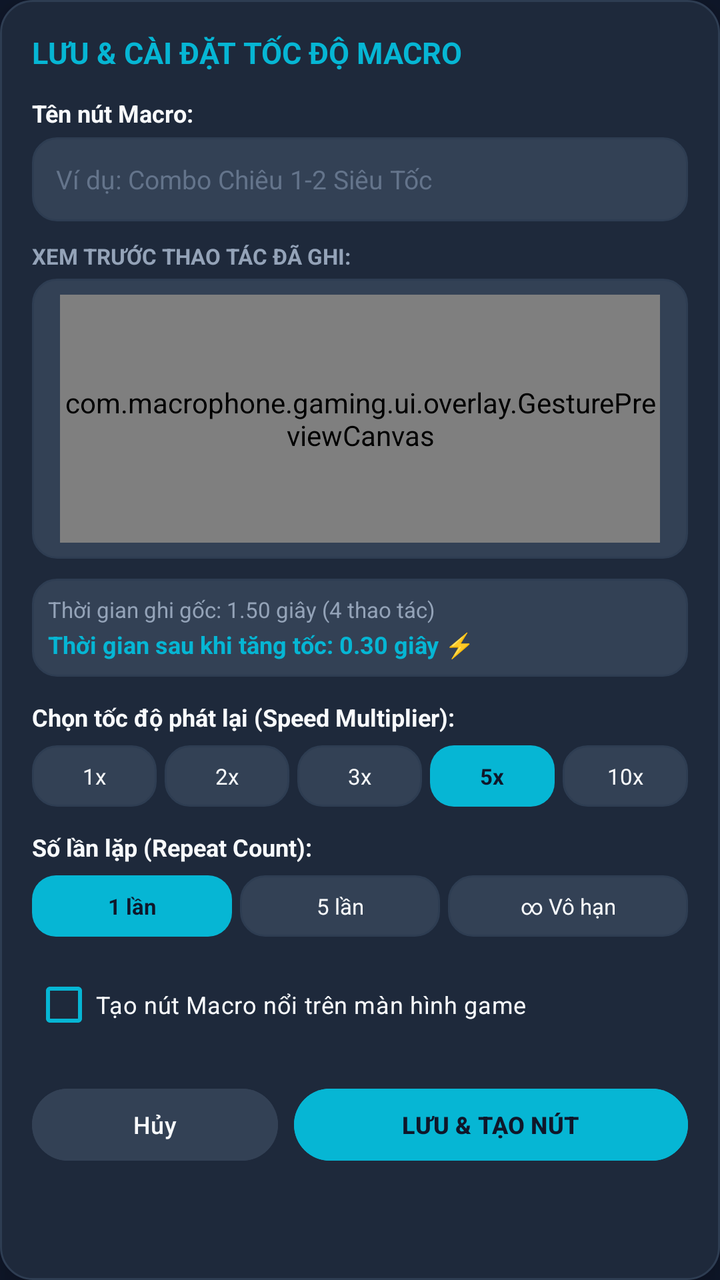
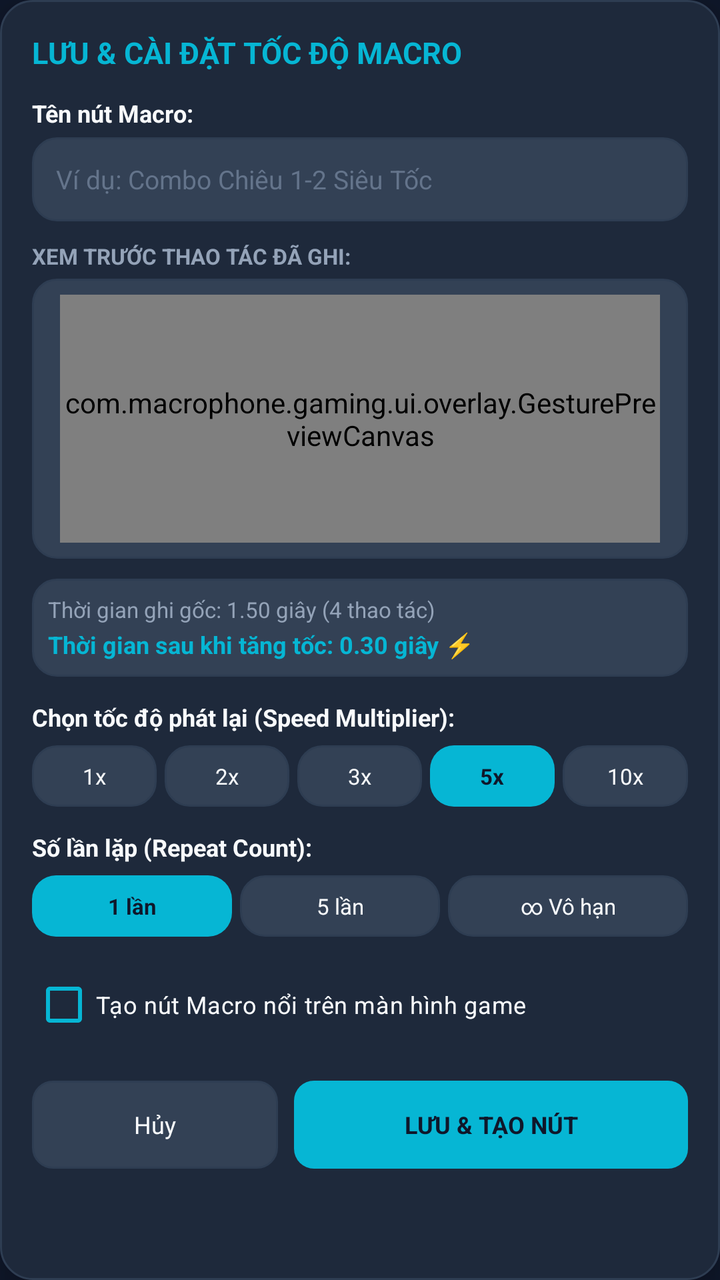

Two renders of the same Android screen: before a commit and after it. Below are the layout's source before the change and the commit's diff.
<!-- AndroidManifest.xml: application theme Theme.MacroGaming -->
<!-- res/layout/view_save_macro_dialog.xml -->
<?xml version="1.0" encoding="utf-8"?>
<LinearLayout xmlns:android="http://schemas.android.com/apk/res/android"
    xmlns:app="http://schemas.android.com/apk/res-auto"
    android:id="@+id/saveDialogRoot"
    android:layout_width="320dp"
    android:layout_height="wrap_content"
    android:background="@drawable/bg_dialog_card"
    android:orientation="vertical"
    android:elevation="18dp">

    
    <TextView
        android:layout_width="wrap_content"
        android:layout_height="wrap_content"
        android:text="LƯU &amp; CÀI ĐẶT TỐC ĐỘ MACRO"
        android:textColor="@color/cyan_neon"
        android:textSize="15sp"
        android:textStyle="bold"
        android:layout_marginBottom="12dp" />

    
    <TextView
        android:layout_width="wrap_content"
        android:layout_height="wrap_content"
        android:text="Tên nút Macro:"
        android:textColor="@color/text_primary"
        android:textSize="12sp"
        android:textStyle="bold" />

    <EditText
        android:id="@+id/etMacroName"
        android:layout_width="match_parent"
        android:layout_height="42dp"
        android:layout_marginTop="4dp"
        android:background="@drawable/bg_chip_unselected"
        android:hint="Ví dụ: Combo Chiêu 1-2 Siêu Tốc"
        android:textColorHint="@color/text_disabled"
        android:textColor="@color/text_primary"
        android:textSize="13sp"
        android:paddingStart="12dp"
        android:paddingEnd="12dp"
        android:inputType="text" />

    
    <TextView
        android:layout_width="wrap_content"
        android:layout_height="wrap_content"
        android:text="XEM TRƯỚC THAO TÁC ĐÃ GHI:"
        android:textColor="@color/text_secondary"
        android:textSize="11sp"
        android:textStyle="bold"
        android:layout_marginTop="10dp" />

    <FrameLayout
        android:layout_width="match_parent"
        android:layout_height="140dp"
        android:layout_marginTop="4dp"
        android:background="@drawable/bg_chip_unselected">

        <com.macrophone.gaming.ui.overlay.GesturePreviewCanvas
            android:id="@+id/gesturePreview"
            android:layout_width="match_parent"
            android:layout_height="match_parent" />

        <TextView
            android:id="@+id/tvPreviewEmpty"
            android:layout_width="wrap_content"
            android:layout_height="wrap_content"
            android:layout_gravity="center"
            android:text="(Không có thao tác nào)"
            android:textColor="@color/text_disabled"
            android:textSize="12sp"
            android:visibility="gone" />
    </FrameLayout>


    
    <LinearLayout
        android:layout_width="match_parent"
        android:layout_height="wrap_content"
        android:layout_marginTop="10dp"
        android:background="@drawable/bg_chip_unselected"
        android:orientation="vertical"
        android:padding="8dp">

        <TextView
            android:id="@+id/tvOriginalDuration"
            android:layout_width="wrap_content"
            android:layout_height="wrap_content"
            android:text="Thời gian ghi gốc: 1.50 giây (4 thao tác)"
            android:textColor="@color/text_secondary"
            android:textSize="11sp" />

        <TextView
            android:id="@+id/tvAcceleratedDuration"
            android:layout_width="wrap_content"
            android:layout_height="wrap_content"
            android:layout_marginTop="2dp"
            android:text="Thời gian sau khi tăng tốc: 0.30 giây ⚡"
            android:textColor="@color/cyan_neon"
            android:textSize="12sp"
            android:textStyle="bold" />
    </LinearLayout>

    
    <TextView
        android:layout_width="wrap_content"
        android:layout_height="wrap_content"
        android:text="Chọn tốc độ phát lại (Speed Multiplier):"
        android:textColor="@color/text_primary"
        android:textSize="12sp"
        android:textStyle="bold"
        android:layout_marginTop="12dp" />

    <LinearLayout
        android:layout_width="match_parent"
        android:layout_height="wrap_content"
        android:layout_marginTop="6dp"
        android:orientation="horizontal"
        android:gravity="center">

        <TextView
            android:id="@+id/chipSpeed1x"
            android:layout_width="0dp"
            android:layout_height="wrap_content"
            android:layout_weight="1"
            android:layout_marginEnd="4dp"
            android:gravity="center"
            android:background="@drawable/bg_chip_unselected"
            android:text="1x"
            android:textColor="@color/text_primary"
            android:textSize="11sp" />

        <TextView
            android:id="@+id/chipSpeed2x"
            android:layout_width="0dp"
            android:layout_height="wrap_content"
            android:layout_weight="1"
            android:layout_marginEnd="4dp"
            android:gravity="center"
            android:background="@drawable/bg_chip_unselected"
            android:text="2x"
            android:textColor="@color/text_primary"
            android:textSize="11sp" />

        <TextView
            android:id="@+id/chipSpeed3x"
            android:layout_width="0dp"
            android:layout_height="wrap_content"
            android:layout_weight="1"
            android:layout_marginEnd="4dp"
            android:gravity="center"
            android:background="@drawable/bg_chip_unselected"
            android:text="3x"
            android:textColor="@color/text_primary"
            android:textSize="11sp" />

        <TextView
            android:id="@+id/chipSpeed5x"
            android:layout_width="0dp"
            android:layout_height="wrap_content"
            android:layout_weight="1"
            android:layout_marginEnd="4dp"
            android:gravity="center"
            android:background="@drawable/bg_chip_selected"
            android:text="5x"
            android:textColor="@color/bg_dark"
            android:textStyle="bold"
            android:textSize="11sp" />

        <TextView
            android:id="@+id/chipSpeed10x"
            android:layout_width="0dp"
            android:layout_height="wrap_content"
            android:layout_weight="1"
            android:gravity="center"
            android:background="@drawable/bg_chip_unselected"
            android:text="10x"
            android:textColor="@color/text_primary"
            android:textSize="11sp" />
    </LinearLayout>

    
    <TextView
        android:layout_width="wrap_content"
        android:layout_height="wrap_content"
        android:text="Số lần lặp (Repeat Count):"
        android:textColor="@color/text_primary"
        android:textSize="12sp"
        android:textStyle="bold"
        android:layout_marginTop="12dp" />

    <LinearLayout
        android:layout_width="match_parent"
        android:layout_height="wrap_content"
        android:layout_marginTop="6dp"
        android:orientation="horizontal"
        android:gravity="center">

        <TextView
            android:id="@+id/chipSaveLoop1"
            android:layout_width="0dp"
            android:layout_height="wrap_content"
            android:layout_weight="1"
            android:layout_marginEnd="4dp"
            android:gravity="center"
            android:background="@drawable/bg_chip_selected"
            android:text="1 lần"
            android:textColor="@color/bg_dark"
            android:textStyle="bold"
            android:textSize="11sp" />

        <TextView
            android:id="@+id/chipSaveLoop5"
            android:layout_width="0dp"
            android:layout_height="wrap_content"
            android:layout_weight="1"
            android:layout_marginEnd="4dp"
            android:gravity="center"
            android:background="@drawable/bg_chip_unselected"
            android:text="5 lần"
            android:textColor="@color/text_primary"
            android:textSize="11sp" />

        <TextView
            android:id="@+id/chipSaveLoopInf"
            android:layout_width="0dp"
            android:layout_height="wrap_content"
            android:layout_weight="1.2"
            android:gravity="center"
            android:background="@drawable/bg_chip_unselected"
            android:text="∞ Vô hạn"
            android:textColor="@color/text_primary"
            android:textSize="11sp" />
    </LinearLayout>

    
    <CheckBox
        android:id="@+id/cbCreateFloatingButton"
        android:layout_width="match_parent"
        android:layout_height="wrap_content"
        android:layout_marginTop="10dp"
        android:checked="true"
        android:buttonTint="@color/cyan_neon"
        android:text="Tạo nút Macro nổi trên màn hình game"
        android:textColor="@color/text_primary"
        android:textSize="12sp" />

    
    <LinearLayout
        android:layout_width="match_parent"
        android:layout_height="wrap_content"
        android:layout_marginTop="14dp"
        android:orientation="horizontal">

        <com.google.android.material.button.MaterialButton
            android:id="@+id/btnCancelSaveDialog"
            android:layout_width="0dp"
            android:layout_height="44dp"
            android:layout_weight="1"
            android:layout_marginEnd="8dp"
            android:backgroundTint="@color/bg_surface_elevated"
            android:text="Hủy"
            android:textColor="@color/text_primary"
            android:textSize="12sp" />

        <com.google.android.material.button.MaterialButton
            android:id="@+id/btnConfirmSaveDialog"
            android:layout_width="0dp"
            android:layout_height="44dp"
            android:layout_weight="1.6"
            android:backgroundTint="@color/cyan_neon"
            android:text="LƯU &amp; TẠO NÚT"
            android:textColor="@color/bg_dark"
            android:textSize="12sp"
            android:textStyle="bold" />
    </LinearLayout>

</LinearLayout>
<!-- resources referenced by this layout -->
<resources>
  <color name="bg_dark">#0F172A</color>
  <color name="bg_surface_elevated">#334155</color>
  <color name="cyan_neon">#06B6D4</color>
  <color name="text_disabled">#64748B</color>
  <color name="text_primary">#F8FAFC</color>
  <color name="text_secondary">#94A3B8</color>
  <!-- drawable bg_chip_selected (drawable) -->
  <?xml version="1.0" encoding="utf-8"?>
  <shape xmlns:android="http://schemas.android.com/apk/res/android"
      android:shape="rectangle">
      <corners android:radius="12dp" />
      <solid android:color="@color/cyan_neon" />
      <padding
          android:bottom="8dp"
          android:left="14dp"
          android:right="14dp"
          android:top="8dp" />
  </shape>
  <!-- drawable bg_chip_unselected (drawable) -->
  <?xml version="1.0" encoding="utf-8"?>
  <shape xmlns:android="http://schemas.android.com/apk/res/android"
      android:shape="rectangle">
      <corners android:radius="12dp" />
      <solid android:color="@color/bg_surface_elevated" />
      <stroke
          android:width="1dp"
          android:color="@color/stroke_border" />
      <padding
          android:bottom="8dp"
          android:left="14dp"
          android:right="14dp"
          android:top="8dp" />
  </shape>
  <!-- drawable bg_dialog_card (drawable) -->
  <?xml version="1.0" encoding="utf-8"?>
  <shape xmlns:android="http://schemas.android.com/apk/res/android"
      android:shape="rectangle">
      <corners android:radius="16dp" />
      <solid android:color="@color/bg_dialog" />
      <stroke
          android:width="1dp"
          android:color="@color/stroke_border" />
      <padding
          android:bottom="16dp"
          android:left="16dp"
          android:right="16dp"
          android:top="16dp" />
  </shape>
  <style name="Theme.MacroGaming" parent="Theme.Material3.Dark.NoActionBar">
          <item name="colorPrimary">@color/cyan_neon</item>
          <item name="colorOnPrimary">@color/bg_dark</item>
          <item name="colorSecondary">@color/purple_accent</item>
          <item name="android:windowBackground">@color/bg_dark</item>
          <item name="android:statusBarColor">@color/bg_dark</item>
          <item name="android:navigationBarColor">@color/bg_dark</item>
      </style>
  <color name="stroke_border">#2E3D52</color>
  <color name="bg_dialog">#1E293B</color>
  <color name="purple_accent">#8B5CF6</color>
</resources>

<!-- the commit's change to res/layout/view_save_macro_dialog.xml (unified diff, before → after) -->
@@ -253,23 +253,25 @@
         android:layout_marginTop="14dp"
         android:orientation="horizontal">
 
-        <com.google.android.material.button.MaterialButton
+        <TextView
             android:id="@+id/btnCancelSaveDialog"
             android:layout_width="0dp"
             android:layout_height="44dp"
             android:layout_weight="1"
             android:layout_marginEnd="8dp"
-            android:backgroundTint="@color/bg_surface_elevated"
+            android:background="@drawable/bg_turbo_btn_secondary"
+            android:gravity="center"
             android:text="Hủy"
             android:textColor="@color/text_primary"
             android:textSize="12sp" />
 
-        <com.google.android.material.button.MaterialButton
+        <TextView
             android:id="@+id/btnConfirmSaveDialog"
             android:layout_width="0dp"
             android:layout_height="44dp"
             android:layout_weight="1.6"
-            android:backgroundTint="@color/cyan_neon"
+            android:background="@drawable/bg_turbo_btn_primary"
+            android:gravity="center"
             android:text="LƯU &amp; TẠO NÚT"
             android:textColor="@color/bg_dark"
             android:textSize="12sp"
<!-- resource entries referenced after the edit -->
@@ -48,6 +48,23 @@
           android:right="16dp"
           android:top="16dp" />
   </shape>
+  <!-- drawable bg_turbo_btn_primary (drawable) -->
+  <?xml version="1.0" encoding="utf-8"?>
+  <shape xmlns:android="http://schemas.android.com/apk/res/android"
+      android:shape="rectangle">
+      <corners android:radius="10dp" />
+      <solid android:color="@color/cyan_neon" />
+  </shape>
+  <!-- drawable bg_turbo_btn_secondary (drawable) -->
+  <?xml version="1.0" encoding="utf-8"?>
+  <shape xmlns:android="http://schemas.android.com/apk/res/android"
+      android:shape="rectangle">
+      <corners android:radius="10dp" />
+      <solid android:color="@color/bg_surface_elevated" />
+      <stroke
+          android:width="1dp"
+          android:color="@color/stroke_border" />
+  </shape>
   <style name="Theme.MacroGaming" parent="Theme.Material3.Dark.NoActionBar">
           <item name="colorPrimary">@color/cyan_neon</item>
           <item name="colorOnPrimary">@color/bg_dark</item>
